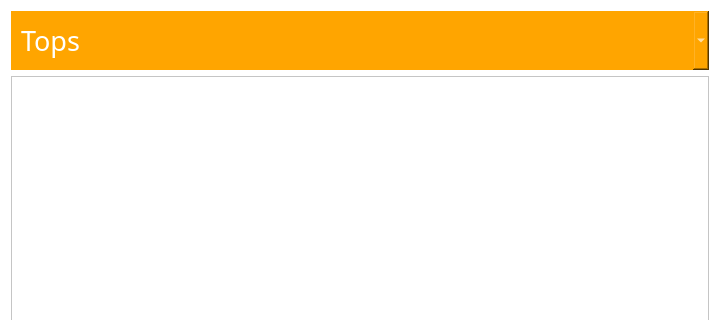
The window that ClosetUi.ui (beaesguerra/dressr) describes before a commit, drawn with Qt 5; both pictures show x 0 to 720 and y 0 to 320 of the 720 by 1288 pixel window.
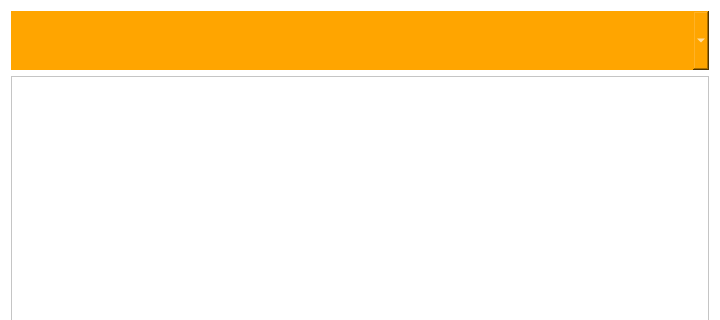
The same window after the commit.

Commit message: added set types and add type to ui

The edit to the form file:
```diff
--- a/ClosetUi.ui
+++ b/ClosetUi.ui
@@ -54,18 +54,8 @@
 </string>
      </property>
      <property name="currentText">
-      <string notr="true">Tops</string>
+      <string notr="true"/>
      </property>
-     <item>
-      <property name="text">
-       <string>Tops</string>
-      </property>
-     </item>
-     <item>
-      <property name="text">
-       <string>Pants</string>
-      </property>
-     </item>
     </widget>
    </item>
    <item>
```
The commit also changes 3 other files.
